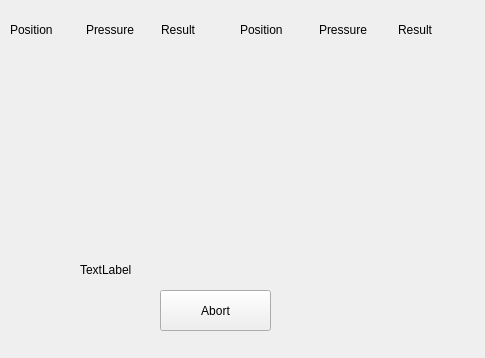
Before: the Qt Designer form ServiceSW/Master/Components/DiagnosticsManufacturing/Forms/SealingTestReportDialog.ui in Liyezhong/Master, drawn with Qt 5.
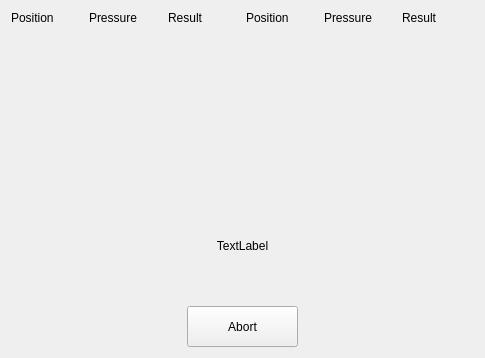
After: the same form once the commit is applied.

Commit message: Update Manufacturing sealing test and Update SVCDiagnostics

Diff of the .ui file:
```diff
--- a/ServiceSW/Master/Components/DiagnosticsManufacturing/Forms/SealingTestReportDialog.ui
+++ b/ServiceSW/Master/Components/DiagnosticsManufacturing/Forms/SealingTestReportDialog.ui
@@ -19,47 +19,8 @@
   <property name="windowTitle">
    <string>Form</string>
   </property>
-  <widget class="QPushButton" name="pushButton">
-   <property name="geometry">
-    <rect>
-     <x>160</x>
-     <y>290</y>
-     <width>111</width>
-     <height>41</height>
-    </rect>
-   </property>
-   <property name="minimumSize">
-    <size>
-     <width>111</width>
-     <height>41</height>
-    </size>
-   </property>
-   <property name="text">
-    <string>Abort</string>
-   </property>
-  </widget>
-  <widget class="QLabel" name="statusLabel">
-   <property name="geometry">
-    <rect>
-     <x>80</x>
-     <y>260</y>
-     <width>321</width>
-     <height>20</height>
-    </rect>
-   </property>
-   <property name="text">
-    <string>TextLabel</string>
-   </property>
-  </widget>
-  <widget class="QWidget" name="layoutWidget">
-   <property name="geometry">
-    <rect>
-     <x>10</x>
-     <y>20</y>
-     <width>221</width>
-     <height>231</height>
-    </rect>
-   </property>
+  <layout class="QGridLayout" name="gridLayout_3">
+   <item row="0" column="0" colspan="2">
    <layout class="QGridLayout" name="gridLayout">
     <item row="6" column="0">
      <widget class="QLabel" name="Position6">
@@ -251,16 +212,8 @@
      </widget>
     </item>
    </layout>
-  </widget>
-  <widget class="QWidget" name="layoutWidget1">
-   <property name="geometry">
-    <rect>
-     <x>240</x>
-     <y>20</y>
-     <width>231</width>
-     <height>231</height>
-    </rect>
-   </property>
+   </item>
+   <item row="0" column="2" colspan="2">
    <layout class="QGridLayout" name="gridLayout_2">
     <item row="0" column="0">
      <widget class="QLabel" name="label_6">
@@ -452,7 +405,57 @@
      </widget>
     </item>
    </layout>
-  </widget>
+   </item>
+   <item row="1" column="0" colspan="4">
+    <widget class="QLabel" name="statusLabel">
+     <property name="text">
+      <string>TextLabel</string>
+     </property>
+     <property name="alignment">
+      <set>Qt::AlignCenter</set>
+     </property>
+    </widget>
+   </item>
+   <item row="2" column="0">
+    <spacer name="horizontalSpacer">
+     <property name="orientation">
+      <enum>Qt::Horizontal</enum>
+     </property>
+     <property name="sizeHint" stdset="0">
+      <size>
+       <width>169</width>
+       <height>20</height>
+      </size>
+     </property>
+    </spacer>
+   </item>
+   <item row="2" column="1" colspan="2">
+    <widget class="QPushButton" name="pushButton">
+     <property name="minimumSize">
+      <size>
+       <width>111</width>
+       <height>41</height>
+      </size>
+     </property>
+     <property name="text">
+      <string>Abort</string>
+     </property>
+    </widget>
+   </item>
+   <item row="2" column="3">
+    <spacer name="horizontalSpacer_2">
+     <property name="orientation">
+      <enum>Qt::Horizontal</enum>
+     </property>
+     <property name="sizeHint" stdset="0">
+      <size>
+       <width>169</width>
+       <height>20</height>
+      </size>
+     </property>
+    </spacer>
+   </item>
+  </layout>
  </widget>
  <resources/>
  <connections/>
```
Lines whose indentation alone changed are shown as unchanged. The commit also changes 6 other files.
